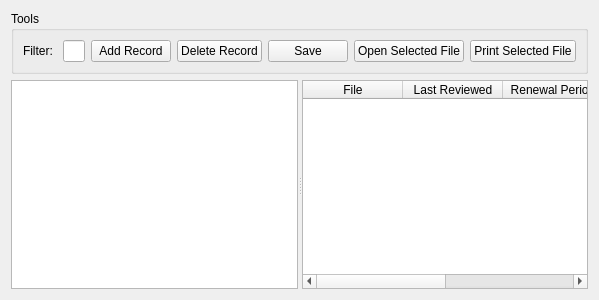
Old version of the form protocoloverview.ui in the repository Cheddy/ManagementSuite.
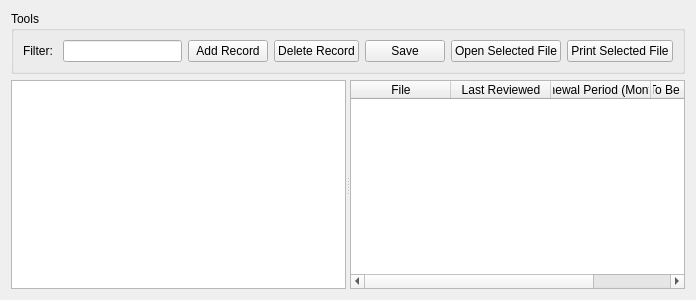
New version of the form.

What changed in the file:
```diff
--- a/protocoloverview.ui
+++ b/protocoloverview.ui
@@ -6,7 +6,7 @@
    <rect>
     <x>0</x>
     <y>0</y>
-    <width>575</width>
+    <width>696</width>
     <height>300</height>
    </rect>
   </property>
@@ -128,7 +128,7 @@
       </column>
       <column>
        <property name="text">
-        <string>Renewal Period</string>
+        <string>Renewal Period (Months)</string>
        </property>
       </column>
       <column>
```
